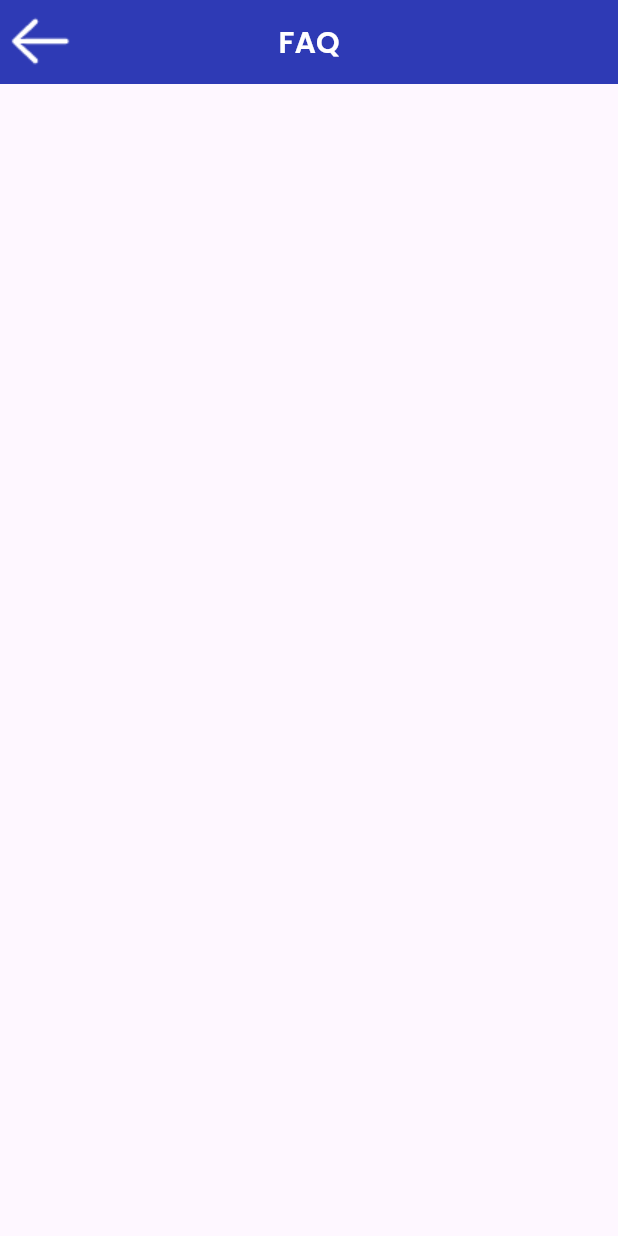
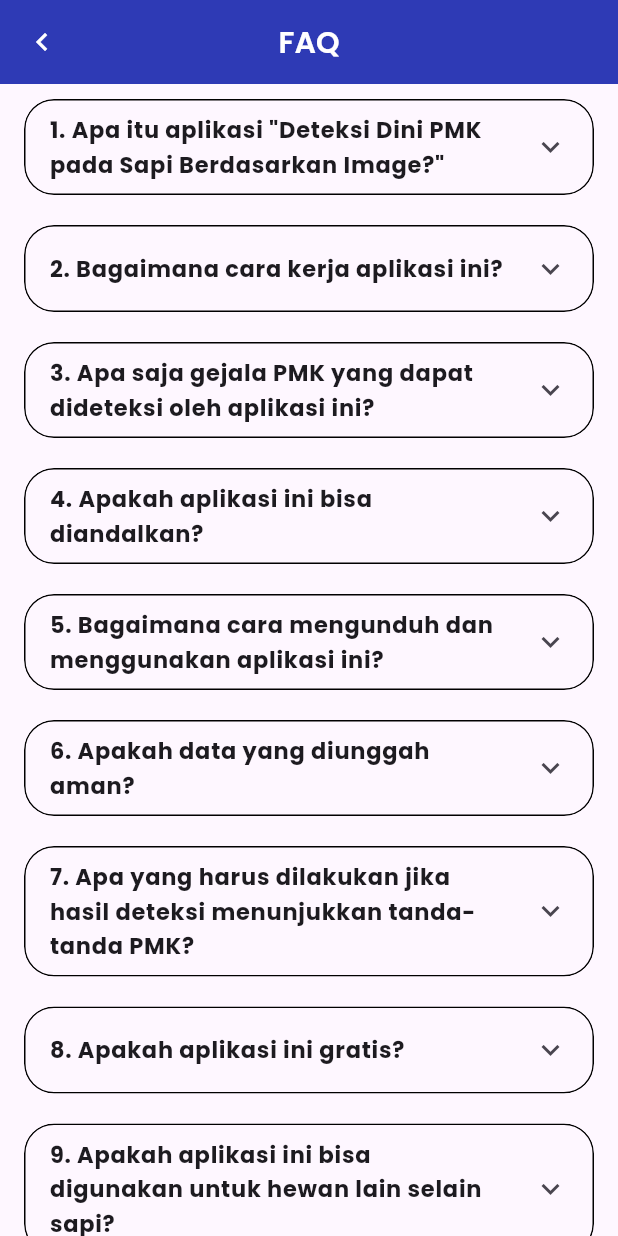
Before and after one commit to ibnu009/farm_guard_mobile, a Flutter app: the FAQ screen opened directly, on a phone screen of 412 x 824 dp. Run offline on Flutter 3.47's test engine with Material 3 defaults, Android fonts, the phone set to English and light mode, and no system bars; our stand-ins replace cached_network_image, dartz, dio, flutter_secure_storage, get, google_fonts and 2 more; missing offline and left inert: dart:ffi; accounts and stored records are empty.

Commit message:
feat(faq) : add faq item on faq page

```diff
--- /dev/null
+++ b/lib/constants/faq_constatnts.dart
@@ -0,0 +1,59 @@
+class FaqItem {
+  String title;
+  String description;
+
+  FaqItem({required this.title, required this.description});
+}
+
+final faqItem = [
+  FaqItem(
+    title:
+        '''1. Apa itu aplikasi "Deteksi Dini PMK pada Sapi Berdasarkan Image?"''',
+    description:
+        "Aplikasi ini adalah alat bantu berbasis teknologi yang dirancang untuk mendeteksi dini penyakit mulut dan kuku (PMK) pada sapi melalui analisis gambar. Dengan menggunakan teknologi pengenalan gambar dan kecerdasan buatan, aplikasi ini dapat mengidentifikasi tanda-tanda PMK dari foto-foto sapi.",
+  ),
+  FaqItem(
+      title: "2. Bagaimana cara kerja aplikasi ini?",
+      description:
+          "Aplikasi ini bekerja dengan memanfaatkan algoritma pengenalan gambar. Pengguna cukup mengambil foto bagian tubuh sapi yang dicurigai terkena PMK, seperti mulut, kaki, atau kuku. Gambar tersebut kemudian diunggah ke aplikasi, dan sistem akan menganalisisnya untuk mendeteksi tanda-tanda PMK."),
+  FaqItem(
+      title: "3. Apa saja gejala PMK yang dapat dideteksi oleh aplikasi ini?",
+      description:
+          "Aplikasi ini dirancang untuk mendeteksi beberapa gejala umum PMK, seperti luka atau lesi di mulut, air liur berlebihan, lepuh atau luka pada kaki, dan perubahan pada kuku."),
+  FaqItem(
+      title: "4. Apakah aplikasi ini bisa diandalkan?",
+      description:
+          "Aplikasi ini menggunakan algoritma kecerdasan buatan yang telah dilatih dengan ribuan gambar untuk memastikan akurasi yang tinggi. Meskipun demikian, hasil deteksi dari aplikasi sebaiknya dikonfirmasi dengan pemeriksaan fisik oleh dokter hewan."),
+  FaqItem(
+      title: "5. Bagaimana cara mengunduh dan menggunakan aplikasi ini?",
+      description: '''
+  Aplikasi ini tersedia di Google Play Store dan Apple App Store. Setelah mengunduh dan menginstal aplikasi, pengguna dapat mengikuti langkah-langkah berikut:
+
+  Buka aplikasi dan daftar/masuk dengan akun pengguna.
+  Pilih opsi "Deteksi PMK".
+  Ambil foto bagian tubuh sapi yang dicurigai terkena PMK atau unggah foto yang sudah ada.
+  Tunggu beberapa saat hingga aplikasi selesai menganalisis gambar.
+  Lihat hasil analisis dan rekomendasi tindakan selanjutnya.
+  '''),
+  FaqItem(
+      title: "6. Apakah data yang diunggah aman?",
+      description:
+          "Ya, semua data yang diunggah ke aplikasi dijaga kerahasiaannya dan hanya digunakan untuk keperluan analisis PMK. Aplikasi ini menggunakan enkripsi data untuk memastikan keamanan informasi pengguna."),
+  FaqItem(
+      title:
+          "7. Apa yang harus dilakukan jika hasil deteksi menunjukkan tanda-tanda PMK?",
+      description:
+          "Jika aplikasi mendeteksi adanya tanda-tanda PMK, disarankan untuk segera menghubungi dokter hewan untuk pemeriksaan lebih lanjut dan mendapatkan penanganan yang tepat."),
+  FaqItem(
+      title: "8. Apakah aplikasi ini gratis?",
+      description:
+          "Aplikasi ini tersedia dalam versi gratis dengan fitur dasar. Untuk fitur lanjutan dan analisis yang lebih mendetail, pengguna dapat berlangganan versi premium."),
+  FaqItem(
+      title: "9. Apakah aplikasi ini bisa digunakan untuk hewan lain selain sapi?",
+      description:
+      "Saat ini, aplikasi ini khusus dirancang untuk mendeteksi PMK pada sapi. Versi untuk hewan lain mungkin akan dikembangkan di masa depan berdasarkan permintaan dan kebutuhan."),
+  FaqItem(
+      title: "10. Bagaimana cara melaporkan masalah atau memberi masukan tentang aplikasi ini?",
+      description:
+      '''Pengguna dapat melaporkan masalah atau memberikan masukan melalui menu "Bantuan" atau "Hubungi Kami" di dalam aplikasi. Tim dukungan kami akan siap membantu dan menanggapi setiap masukan dengan cepat.'''),
+];
--- a/lib/pages/Profile/FAQ.dart
+++ b/lib/pages/Profile/FAQ.dart
@@ -1,8 +1,11 @@
-import 'package:farm_guard/navbar.dart';
+import 'package:farm_guard/constants/faq_constatnts.dart';
 import 'package:flutter/material.dart';
+import 'package:get/get.dart';
 import 'package:google_fonts/google_fonts.dart';
 
 class FAQ extends StatefulWidget {
+  static const routeName = "/faq";
+
   const FAQ({super.key});
 
   @override
@@ -14,13 +17,9 @@ class _FAQState extends State<FAQ> {
   Widget build(BuildContext context) {
     return Scaffold(
       appBar: AppBar(
-        leading: Container(
-          child: GestureDetector(
-            onTap: () {
-            },
-            child: Image.asset('assets/back.png'),
-          ),
-        ),
+        leading: IconButton(onPressed: (){
+          Get.back();
+        }, icon: Icon(Icons.chevron_left, color: Colors.white,)),
         title: Text(
           "FAQ",
           style: GoogleFonts.poppins(
@@ -31,6 +30,40 @@ class _FAQState extends State<FAQ> {
         centerTitle: true,
         backgroundColor: Color(0xff2E3AB5),
       ),
+      body: SingleChildScrollView(child: _buildBody()),
     );
   }
+
+  Widget _buildBody() {
+    return ListView.builder(
+        shrinkWrap: true,
+        physics: ScrollPhysics(),
+        itemCount: faqItem.length,
+        itemBuilder: (ctx, index) {
+          return Padding(
+            padding: EdgeInsets.symmetric(horizontal: 16, vertical: 10),
+            child: ExpansionTile(
+              shape: const RoundedRectangleBorder(
+                  side: BorderSide(width: 1, color: Colors.black),
+                  borderRadius: BorderRadius.all(Radius.circular(20))),
+              collapsedShape: const RoundedRectangleBorder(
+                  side: BorderSide(width: 1, color: Colors.black),
+                  borderRadius: BorderRadius.all(Radius.circular(20))),
+              childrenPadding:
+                  EdgeInsets.symmetric(horizontal: 16, vertical: 10),
+              tilePadding: EdgeInsets.symmetric(horizontal: 16),
+              expandedAlignment: Alignment.centerLeft,
+              expandedCrossAxisAlignment: CrossAxisAlignment.start,
+              title: Text(faqItem[index].title, style: GoogleFonts.poppins(
+                  fontSize: 15,
+                  fontWeight: FontWeight.bold),),
+              children: [
+                Text(faqItem[index].description, style: GoogleFonts.poppins(
+                    fontSize: 13,
+                    fontWeight: FontWeight.normal),),
+              ],
+            ),
+          );
+        });
+  }
 }
--- a/lib/routes/routes.dart
+++ b/lib/routes/routes.dart
@@ -4,6 +4,7 @@ import 'package:farm_guard/pages/Home/hasil_gambar.dart';
 import 'package:farm_guard/pages/Login/buat_ulang_password.dart';
 import 'package:farm_guard/pages/Login/login.dart';
 import 'package:farm_guard/pages/Login/lupa_password.dart';
+import 'package:farm_guard/pages/Profile/FAQ.dart';
 import 'package:farm_guard/pages/detail_history_screen.dart';
 import 'package:farm_guard/pages/otp/otp_screen.dart';
 import 'package:farm_guard/pages/splash/splash_screen.dart';
@@ -20,7 +21,8 @@ class Routes {
     GetPage(name: OtpScreen.routeName, page: () => OtpScreen()),
     GetPage(name: ubahkatasandi.routeName, page: () => ubahkatasandi()),
     GetPage(name: lupapassword.routeName, page: () => lupapassword()),
-    GetPage(name: DetailHistoryScreen.routeName, page: () => DetailHistoryScreen())
+    GetPage(name: DetailHistoryScreen.routeName, page: () => DetailHistoryScreen()),
+    GetPage(name: FAQ.routeName, page: () => FAQ()),
   ];
 
 }
```
Also changed, not shown: 1 other file.
